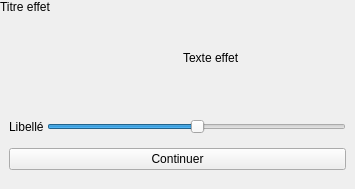
Qt form effet.ui (gabriellevy/destinLib) before a commit.
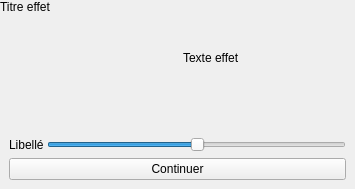
The same form after that commit. Custom widgets are drawn as their Qt base class.

Commit message: Premier jet système de lancer de dé

Diff of the .ui file:
```diff
--- a/effet.ui
+++ b/effet.ui
@@ -114,6 +114,11 @@
       </size>
      </property>
      <layout class="QVBoxLayout" name="verticalLayout">
+      <item>
+       <widget class="QWidget" name="lancerDeWidget" native="true">
+        <layout class="QVBoxLayout" name="lancerDeLayout"/>
+       </widget>
+      </item>
       <item>
        <layout class="QHBoxLayout" name="glisseur_layout">
         <property name="spacing">
```
The commit also changes 14 other files.
